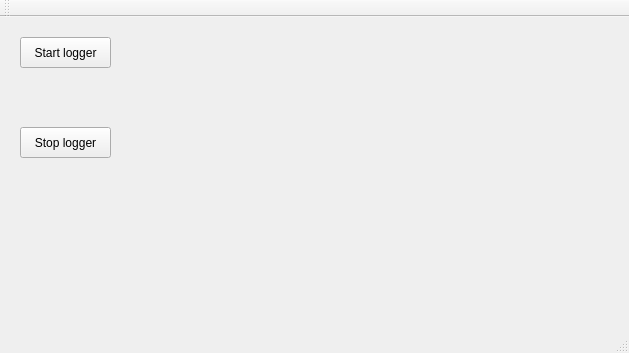
The window that testclient/mainwindow.ui (tom9099/NLog) describes before a commit, drawn with Qt 5.
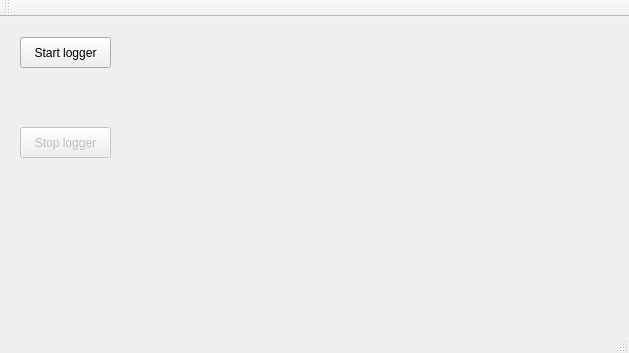
The same window after the commit.

Diff of the .ui file:
```diff
--- a/testclient/mainwindow.ui
+++ b/testclient/mainwindow.ui
@@ -28,6 +28,9 @@
     </property>
    </widget>
    <widget class="QPushButton" name="pushButton_2">
+    <property name="enabled">
+     <bool>false</bool>
+    </property>
     <property name="geometry">
      <rect>
       <x>20</x>
```
